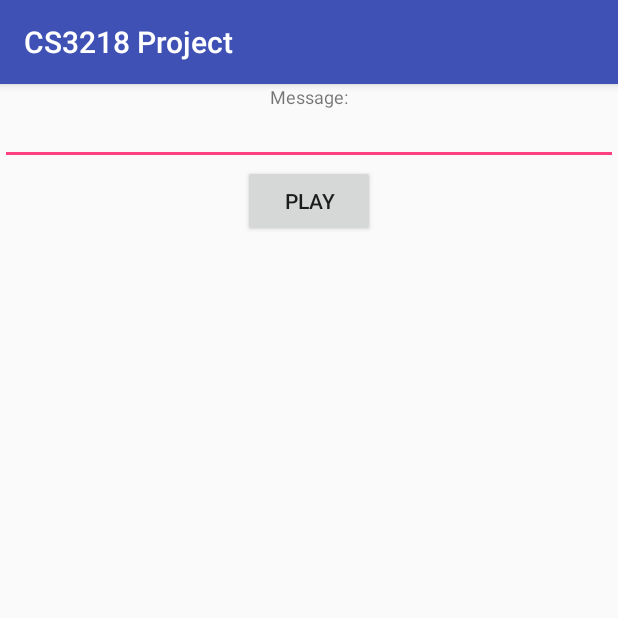
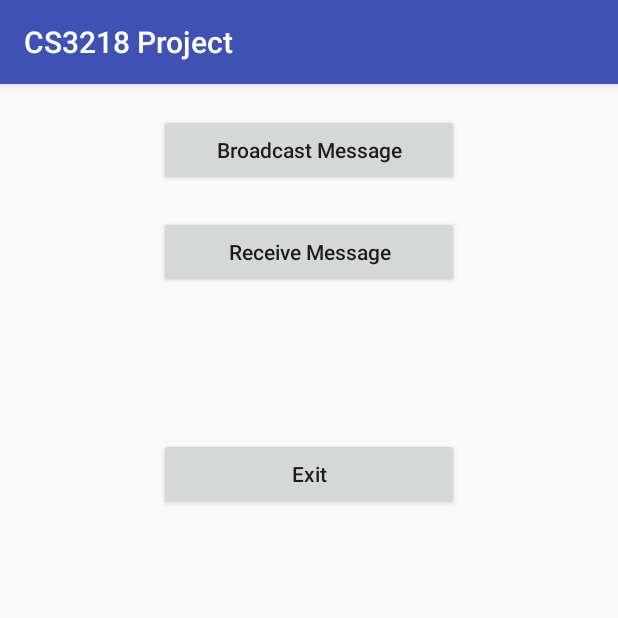
Before and after one commit to alexfjw/CS3218_Project, an Android app: the screen it shows after launch (BroadcastActivity before the commit, MainActivity after it), on a phone screen of 412 x 824 dp, the top half of it. Run offline under Robolectric (Android 15) with nearby library versions, the phone set to English and light mode, and no system bars.

Commit message:
Added ui for selection of broadcasting or receiving activity at the start

```diff
--- a/app/src/main/AndroidManifest.xml
+++ b/app/src/main/AndroidManifest.xml
@@ -9,14 +9,15 @@
         android:roundIcon="@mipmap/ic_launcher_round"
         android:supportsRtl="true"
         android:theme="@style/AppTheme">
-        <activity android:name=".BroadcastActivity">
+        <activity android:name=".BroadcastActivity"/>
+        <activity android:name=".ReceiverActivity"/>
+        <activity android:name=".MainActivity">
             <intent-filter>
                 <action android:name="android.intent.action.MAIN" />
 
                 <category android:name="android.intent.category.LAUNCHER" />
             </intent-filter>
         </activity>
-        <activity android:name=".ReceiverActivity"/>
     </application>
     <uses-permission android:name="android.permission.RECORD_AUDIO" />
 </manifest>
--- a/app/src/main/java/org/nus/gmx/cs3218project/BroadcastActivity.kt
+++ b/app/src/main/java/org/nus/gmx/cs3218project/BroadcastActivity.kt
@@ -36,6 +36,10 @@ class BroadcastActivity : AppCompatActivity() {
             val freqs = AlphanumEncoder().stringToFrequencies(freq)
             playSound(1, freqs)
         }
+
+        btn_broadcast_back.setOnClickListener{
+            finish()
+        }
     }
 
     private fun playSound(duration: Int, freqs: List<Float>) {
--- /dev/null
+++ b/app/src/main/java/org/nus/gmx/cs3218project/MainActivity.kt
@@ -0,0 +1,31 @@
+package org.nus.gmx.cs3218project
+
+import android.content.Intent
+import android.os.Bundle
+import android.support.v7.app.AppCompatActivity
+import kotlinx.android.synthetic.main.activity_main.*
+import kotlin.system.exitProcess
+
+class MainActivity : AppCompatActivity() {
+    override fun onCreate(savedInstanceState: Bundle?) {
+        super.onCreate(savedInstanceState)
+        setContentView(R.layout.activity_main)
+        init()
+    }
+
+    private fun init() {
+        btn_broadcast.setOnClickListener {
+            val intent = Intent(this, BroadcastActivity::class.java)
+            startActivity(intent)
+        }
+
+        btn_receive.setOnClickListener {
+            val intent = Intent(this, ReceiverActivity::class.java)
+            startActivity(intent)
+        }
+
+        btn_exit.setOnClickListener {
+            exitProcess(1)
+        }
+    }
+}
--- /dev/null
+++ b/app/src/main/res/layout/activity_main.xml
@@ -0,0 +1,29 @@
+<?xml version="1.0" encoding="utf-8"?>
+<LinearLayout xmlns:android="http://schemas.android.com/apk/res/android"
+    android:orientation="vertical" android:layout_width="match_parent"
+    android:layout_height="match_parent"
+    android:gravity="center_horizontal">
+
+    <Button
+        android:id="@+id/btn_broadcast"
+        android:layout_width="200dp"
+        android:layout_height="wrap_content"
+        android:layout_margin="20dp"
+        android:text="@string/broadcast"
+        android:textAllCaps="false" />
+
+    <Button
+        android:id="@+id/btn_receive"
+        android:layout_width="200dp"
+        android:layout_height="wrap_content"
+        android:text="@string/receive"
+        android:textAllCaps="false" />
+
+    <Button
+        android:layout_width="200dp"
+        android:layout_height="wrap_content"
+        android:text="@string/exit"
+        android:textAllCaps="false"
+        android:layout_marginTop="100dp"
+        android:id="@+id/btn_exit"/>
+</LinearLayout>
--- a/app/src/main/res/values/strings.xml
+++ b/app/src/main/res/values/strings.xml
@@ -3,4 +3,8 @@
     <string name="frequency_text">Enter a frequency: </string>
     <string name="play">Play</string>
     <string name="message">Message: </string>
+    <string name="broadcast">Broadcast Message</string>
+    <string name="receive">Receive Message</string>
+    <string name="exit">Exit</string>
+    <string name="back">Back</string>
 </resources>
```
Also changed, not shown: app/src/main/res/layout/activity_broadcast.xml (+13 -3 lines).
